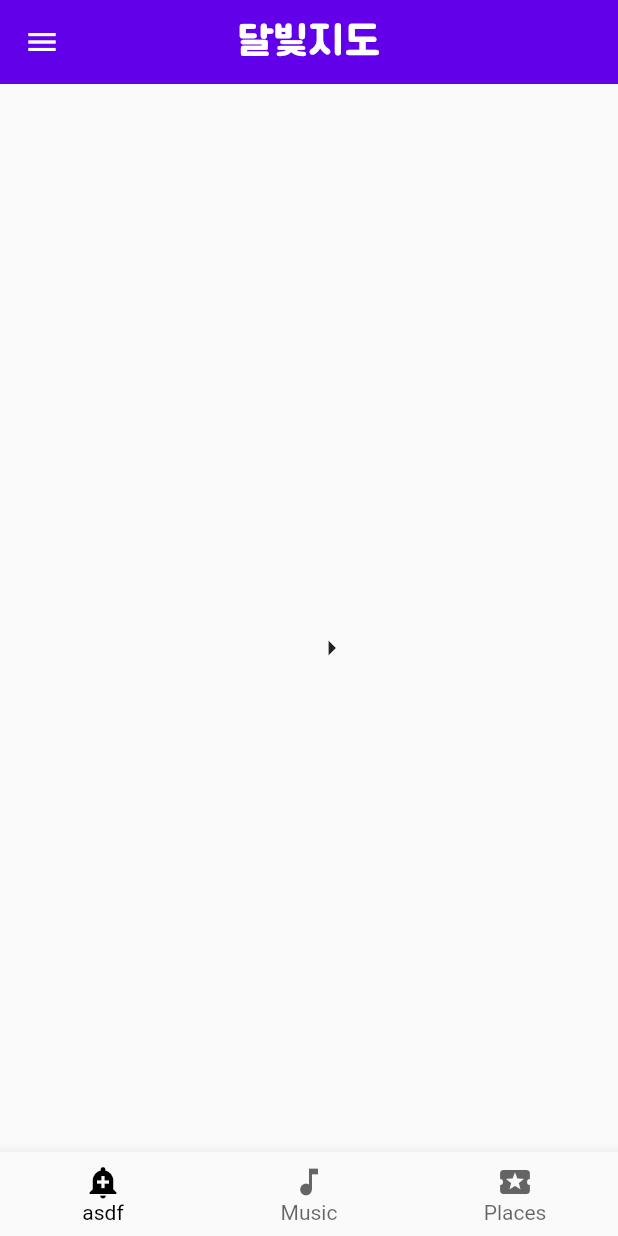
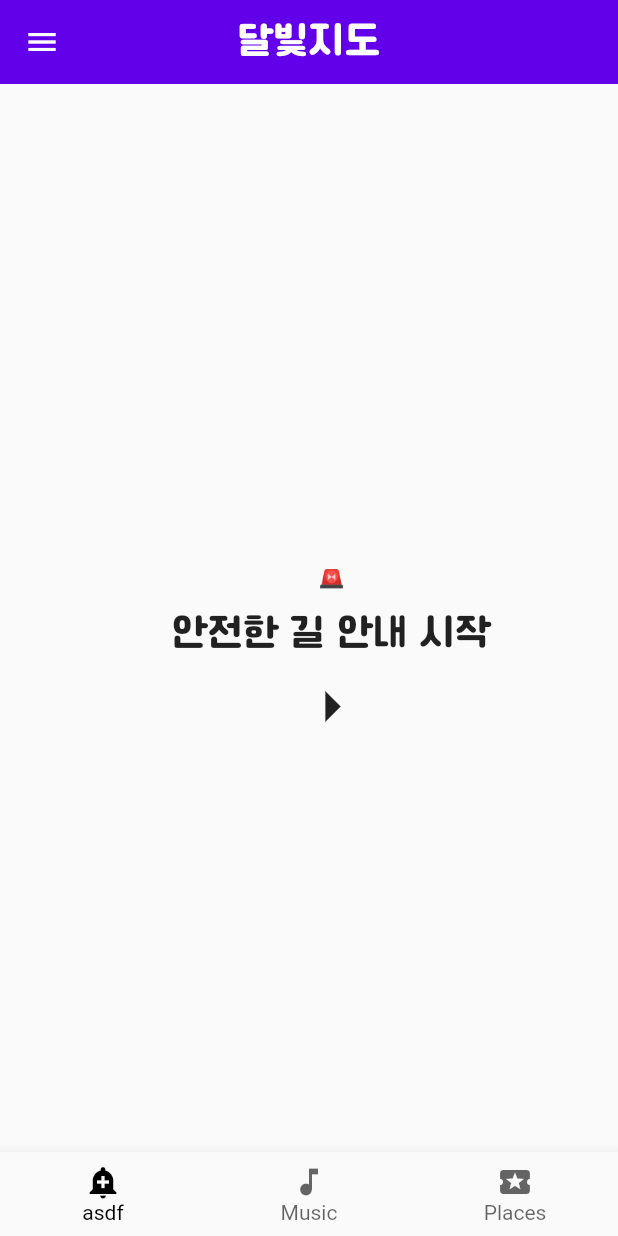
Before and after one commit to nacong/dalbitjido_flutter, a Flutter app: the screen it shows after launch, on a phone screen of 412 x 824 dp. Run offline on Flutter 3.47's test engine with Material 2 defaults, Android fonts, the phone set to English and light mode, and no system bars; our stand-ins replace assets_audio_player, location; missing offline and left inert: flutter_inappwebview.

```diff
--- a/lib/main.dart
+++ b/lib/main.dart
@@ -28,6 +28,7 @@ class MyApp extends StatelessWidget {
       theme: ThemeData(
         primarySwatch: Colors.blue,
       ),
+      debugShowCheckedModeBanner: false,
         home: MainPage(),
     );
   }
--- a/lib/screens/mainpage.dart
+++ b/lib/screens/mainpage.dart
@@ -1,5 +1,6 @@
 import 'package:flutter/material.dart';
 import 'package:dalbitjido_flutter/screens/mappage.dart';
+import 'package:assets_audio_player/assets_audio_player.dart';
 
 class MainPage extends StatefulWidget {
   const MainPage({Key? key}) : super(key: key);
@@ -9,6 +10,9 @@ class MainPage extends StatefulWidget {
 }
 
 class _MainPageState extends State<MainPage> {
+  AssetsAudioPlayer audioPlayer =
+      AssetsAudioPlayer(); // this will create a instance object of a class
+
   @override
   Widget build(BuildContext context) {
     return Scaffold(
@@ -29,7 +33,10 @@ class _MainPageState extends State<MainPage> {
         selectedFontSize: 14,
         unselectedFontSize: 14,
         items: [
-          BottomNavigationBarItem(label: 'asdf', icon: Icon(Icons.add_alert)),
+          BottomNavigationBarItem(
+            label: 'asdf',
+            icon: Icon(Icons.add_alert),
+          ),
           BottomNavigationBarItem(
             label: 'Music',
             icon: Icon(Icons.music_note),
@@ -86,8 +93,22 @@ class _MainPageState extends State<MainPage> {
       body: Padding(
         padding: EdgeInsets.fromLTRB(30.0, 40.0, 0, 0),
         child: Center(
-          child: IconButton(
+            child: Column(
+          mainAxisAlignment: MainAxisAlignment.center,
+          children: [
+            TextButton(
+              onPressed: () {
+                audioPlayer.open(Audio('assets/sound/test.mp3'));
+              },
+              child: Text('🚨'),
+            ),
+            Text(
+              '안전한 길 안내 시작',
+              style: TextStyle(fontSize: 25, fontFamily: 'CafeSurround'),
+            ),
+            IconButton(
               icon: Icon(Icons.arrow_right),
+              iconSize: 50.0,
               onPressed: () async {
                 await Navigator.of(context).push(
                   MaterialPageRoute(
@@ -96,7 +117,8 @@ class _MainPageState extends State<MainPage> {
                 );
               },
             ),
-        ),
+          ],
+        )),
       ),
     );
   }
```
Also changed, not shown: pubspec.yaml (+4 -4 lines), assets/Cafe24Ssurround.ttf (renamed from asset/Cafe24Ssurround.ttf), pubspec.lock, 4 other files. Lines whose indentation alone changed are shown as unchanged.
